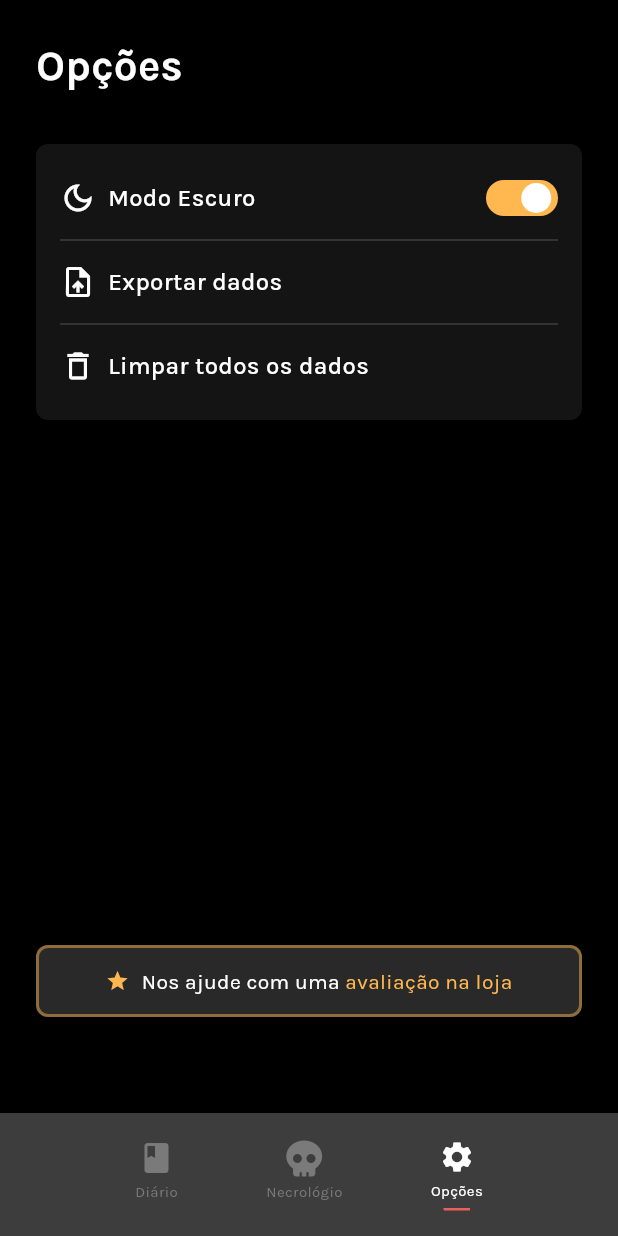
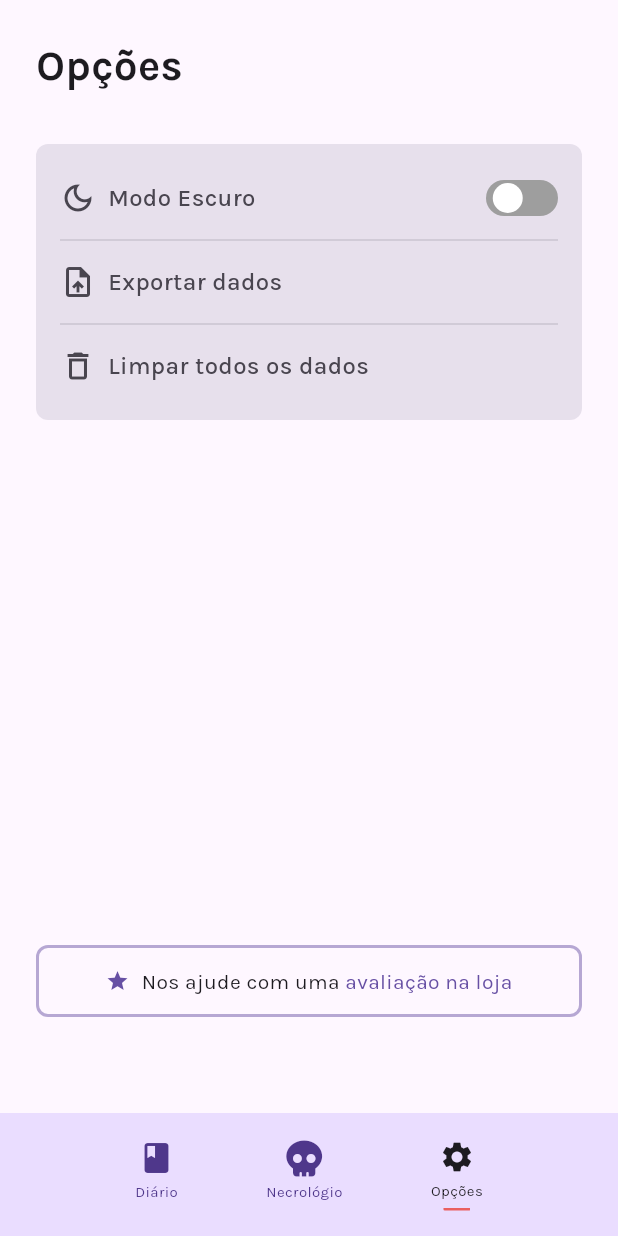
Before and after one commit to kelvinwieth/necrologium, a Flutter app: the OptionsScreen screen opened by its route, on a phone screen of 412 x 824 dp. Run offline on Flutter 3.47's test engine with Material 3 defaults, Android fonts, the phone set to English and light mode, and no system bars; drawn by our look-alikes of flutter_switch; our stand-ins replace dartx, equatable, flutter_bloc, flutter_svg, font_awesome_flutter, go_router and 1 more; missing offline and left inert: dart_date.

Commit message:
feat(options): change theme brightness

```diff
--- a/lib/options/ui/options_screen.dart
+++ b/lib/options/ui/options_screen.dart
@@ -1,6 +1,7 @@
 import 'package:flutter/material.dart';
 import 'package:flutter_switch/flutter_switch.dart';
 import 'package:necrologium/shared/ui/extensions/context_colors_helper.dart';
+import 'package:necrologium/shared/ui/styles/ne_themes.dart';
 import 'package:necrologium/shared/ui/texts/ne_texts.dart';
 import 'package:necrologium/shared/ui/widgets/spacers.dart';
 
@@ -73,13 +74,18 @@ class _DarkModeOption extends StatelessWidget {
           ),
         ),
         const Spacer(),
-        FlutterSwitch(
-          value: true,
-          onToggle: (_) {},
-          height: 24,
-          width: 48,
-          padding: 2,
-          activeColor: context.colors.primary,
+        ValueListenableBuilder(
+          valueListenable: NeThemes.themeModeProvider,
+          builder: (_, __, ___) {
+            return FlutterSwitch(
+              value: NeThemes.isDark,
+              onToggle: NeThemes.setDarkMode,
+              height: 24,
+              width: 48,
+              padding: 2,
+              activeColor: context.colors.primary,
+            );
+          },
         ),
       ],
     );
--- /dev/null
+++ b/lib/shared/ui/styles/ne_themes.dart
@@ -0,0 +1,15 @@
+import 'package:flutter/material.dart';
+
+abstract class NeThemes {
+  static final themeModeProvider = ValueNotifier(ThemeMode.system);
+
+  static ThemeMode get themeMode => themeModeProvider.value;
+
+  static set themeMode(ThemeMode mode) => themeModeProvider.value = mode;
+
+  static bool get isDark => themeMode == ThemeMode.dark;
+
+  static setDarkMode(bool enabled) {
+    themeMode = enabled ? ThemeMode.dark : ThemeMode.light;
+  }
+}
```
Also changed, not shown: lib/main.dart (+7 -1 lines).
